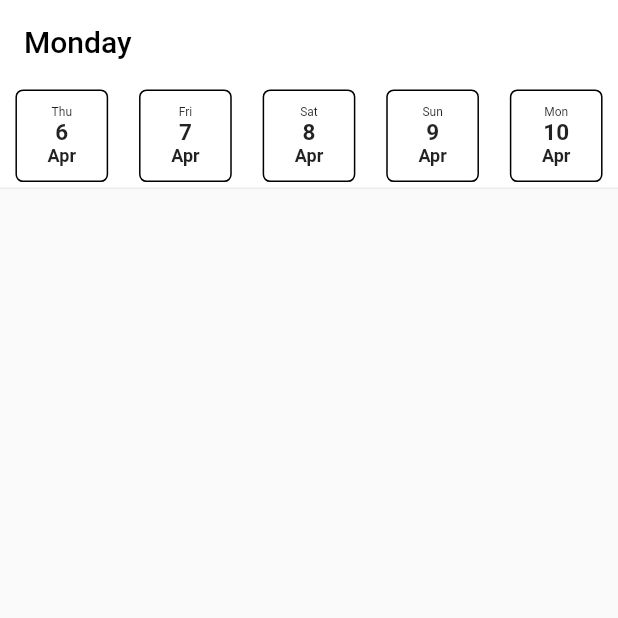
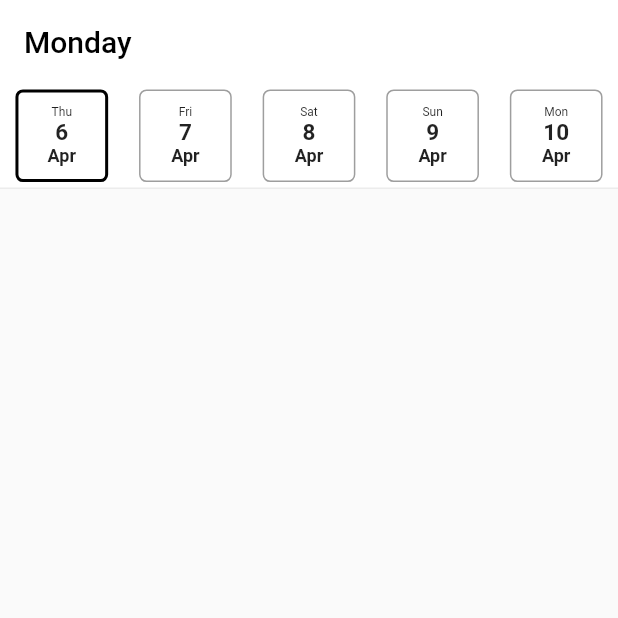
Before and after one commit to otovic/class_schedule, a Flutter app: the screen it shows after launch, on a phone screen of 412 x 824 dp, the top half of it. Run offline on Flutter 3.47's test engine with Material 2 defaults, Android fonts, the phone set to English and light mode, and no system bars; our stand-ins replace flutter_bloc, sqflite; accounts and stored records are empty.

Commit message:
OnClick Week Day Update Date Finished

```diff
--- /dev/null
+++ b/lib/Blocs/ScheduleBloc/schedule_bloc.dart
@@ -0,0 +1,17 @@
+import 'package:flutter_bloc/flutter_bloc.dart';
+
+part 'schedule_events.dart';
+part 'schedule_state.dart';
+
+class ScheduleBloc extends Bloc<ScheduleEvent, ScheduleState> {
+  ScheduleBloc()
+      : super(ScheduleState.changeDate(currentDate: DateTime.now())) {
+    on<ChangeDate>((event, emit) => _setNewDate(event, emit));
+  }
+
+  Future<void> _setNewDate(
+      ChangeDate event, Emitter<ScheduleState> state) async {
+    print(event.newDate);
+    emit(ScheduleState.changeDate(currentDate: event.newDate));
+  }
+}
--- /dev/null
+++ b/lib/Blocs/ScheduleBloc/schedule_events.dart
@@ -0,0 +1,10 @@
+part of 'schedule_bloc.dart';
+
+abstract class ScheduleEvent {
+  const ScheduleEvent();
+}
+
+class ChangeDate extends ScheduleEvent {
+  final DateTime newDate;
+  const ChangeDate(this.newDate);
+}
--- /dev/null
+++ b/lib/Blocs/ScheduleBloc/schedule_state.dart
@@ -0,0 +1,9 @@
+part of 'schedule_bloc.dart';
+
+class ScheduleState {
+  DateTime currentDate = DateTime.now();
+
+  ScheduleState();
+
+  ScheduleState.changeDate({required this.currentDate});
+}
--- a/lib/SettingsBloc/settings_bloc.dart
+++ b/lib/Blocs/SettingsBloc/settings_bloc.dart
@@ -1,11 +1,12 @@
 import 'package:flutter_bloc/flutter_bloc.dart';
 import 'package:sqflite/sqflite.dart';
-import '../Models/SettingsModel.dart';
-import '../Services/database_service.dart';
-import '../constants/constants.dart';
 
-part './settings_state.dart';
-part './settings_event.dart';
+import '../../../Services/database_service.dart';
+import '../../../constants/constants.dart';
+import '../../Models/SettingsModel.dart';
+
+part 'settings_event.dart';
+part 'settings_state.dart';
 
 class SettingsBloc extends Bloc<SettingsEvents, SettingsState> {
   SettingsBloc()
--- a/lib/SettingsBloc/settings_event.dart
+++ b/lib/Blocs/SettingsBloc/settings_event.dart
@@ -1,4 +1,4 @@
-part of './settings_bloc.dart';
+part of 'settings_bloc.dart';
 
 abstract class SettingsEvents {
   const SettingsEvents();
--- a/lib/SettingsBloc/settings_state.dart
+++ b/lib/Blocs/SettingsBloc/settings_state.dart
@@ -1,4 +1,4 @@
-part of './settings_bloc.dart';
+part of 'settings_bloc.dart';
 
 enum loadStatus { firstLoad, loading, loaded, error }
 
--- a/lib/Screens/choose_language.dart
+++ b/lib/Screens/choose_language.dart
@@ -1,7 +1,8 @@
 import 'package:classschedule_app/Models/SettingsModel.dart';
-import 'package:classschedule_app/SettingsBloc/settings_bloc.dart';
 import 'package:flutter/material.dart';
 import 'package:flutter_bloc/flutter_bloc.dart';
+
+import '../Blocs/SettingsBloc/settings_bloc.dart';
 
 class ChooseLanguage extends StatelessWidget {
   const ChooseLanguage({Key? key}) : super(key: key);
--- a/lib/Screens/main_screen.dart
+++ b/lib/Screens/main_screen.dart
@@ -1,19 +1,25 @@
-import 'package:classschedule_app/SettingsBloc/settings_bloc.dart';
+import 'package:classschedule_app/Blocs/ScheduleBloc/schedule_bloc.dart';
 import 'package:classschedule_app/Widgets/day_selector_banner.dart';
 import 'package:classschedule_app/Widgets/week_selector.dart';
 import 'package:flutter/material.dart';
 import 'package:flutter_bloc/flutter_bloc.dart';
 
+import '../Blocs/SettingsBloc/settings_bloc.dart';
 import '../Services/date_service.dart';
 
 class MainScreen extends StatelessWidget {
-  SettingsBloc? settingBloc;
-  MainScreen(this.settingBloc, {super.key});
+  MainScreen({super.key});
 
   @override
   Widget build(BuildContext context) {
+    final settingsBloc = BlocProvider.of<SettingsBloc>(context);
+    final scheduleBloc = BlocProvider.of<ScheduleBloc>(context);
+
     return BlocBuilder(
-      bloc: settingBloc,
+        bloc: scheduleBloc,
+        builder: (BuildContext context, ScheduleState schState) {
+          return BlocBuilder(
+            bloc: settingsBloc,
             builder: (BuildContext context, SettingsState state) {
               return Scaffold(
                 appBar: AppBar(
@@ -22,14 +28,16 @@ class MainScreen extends StatelessWidget {
                       ? [WeekSelector(state.settings.numOfWeeks)]
                       : [],
                   title: Text(
-              DateService.getWeekDayFromLang(state.settings.langID).toString(),
+                    DateService.getWeekDayFromLang(state.settings.langID)
+                        .toString(),
                     style: TextStyle(color: Colors.black),
                   ),
                   backgroundColor: Colors.white,
                 ),
-          body: DaySelectorBanner(this.settingBloc),
+                body: DaySelectorBanner(),
               );
             },
           );
+        });
   }
 }
--- a/lib/Services/date_service.dart
+++ b/lib/Services/date_service.dart
@@ -31,7 +31,6 @@ class DateService {
   }
 
   static String? getWeekDayFromNum(int num, String lang) {
-    print("$num $lang");
     switch (num) {
       case 1:
         return monday[lang];
@@ -82,4 +81,9 @@ class DateService {
         return january[lang];
     }
   }
+
+  static bool equalDates(DateTime dt1, DateTime dt2) {
+    if (dt1.month == dt2.month && dt1.weekday == dt2.weekday) return true;
+    return false;
+  }
 }
--- a/lib/Widgets/day_selector_banner.dart
+++ b/lib/Widgets/day_selector_banner.dart
@@ -1,24 +1,25 @@
-import 'package:classschedule_app/SettingsBloc/settings_bloc.dart';
+import 'package:classschedule_app/Blocs/ScheduleBloc/schedule_bloc.dart';
 import 'package:classschedule_app/Widgets/week_day_box.dart';
 import 'package:flutter/material.dart';
 import 'package:flutter_bloc/flutter_bloc.dart';
 
+import '../Blocs/SettingsBloc/settings_bloc.dart';
+
 class DaySelectorBanner extends StatelessWidget {
-  SettingsBloc? settingsBloc;
-  DaySelectorBanner(this.settingsBloc, {Key? key}) : super(key: key);
+  DaySelectorBanner({Key? key}) : super(key: key);
 
-  List<WeekDayBox> _generateBoxes(String lang) {
+  List<WeekDayBox> _generateBoxes(String lang, DateTime date2) {
     bool first = true;
     List<WeekDayBox>? boxes = [];
     DateTime date = DateTime.now();
 
     for (int i = 0; i < 7; i++) {
       if (first) {
-        boxes.add(WeekDayBox(date, lang));
+        boxes.add(WeekDayBox(date, lang, date2));
         first = false;
       } else {
         date = date.add(Duration(days: 1));
-        boxes.add(WeekDayBox(date, lang));
+        boxes.add(WeekDayBox(date, lang, date2));
       }
     }
 
@@ -27,8 +28,14 @@ class DaySelectorBanner extends StatelessWidget {
 
   @override
   Widget build(BuildContext context) {
+    final settingsBloc = BlocProvider.of<SettingsBloc>(context);
+    final scheduleBloc = BlocProvider.of<ScheduleBloc>(context);
+
     return BlocBuilder(
-      bloc: this.settingsBloc,
+        bloc: scheduleBloc,
+        builder: (BuildContext context, ScheduleState schState) {
+          return BlocBuilder(
+            bloc: settingsBloc,
             builder: (BuildContext context, SettingsState state) {
               return Container(
                 width: double.infinity,
@@ -47,12 +54,14 @@ class DaySelectorBanner extends StatelessWidget {
                   children: [
                     Row(
                       mainAxisAlignment: MainAxisAlignment.center,
-                children: _generateBoxes(state.settings.langID),
+                      children: _generateBoxes(
+                          state.settings.langID, schState.currentDate),
                     )
                   ],
                 ),
               );
             },
           );
+        });
   }
 }
--- a/lib/Widgets/week_day_box.dart
+++ b/lib/Widgets/week_day_box.dart
@@ -1,15 +1,24 @@
+import 'package:classschedule_app/Blocs/ScheduleBloc/schedule_bloc.dart';
 import 'package:classschedule_app/Services/date_service.dart';
 import 'package:flutter/material.dart';
+import 'package:flutter_bloc/flutter_bloc.dart';
 
 class WeekDayBox extends StatelessWidget {
   final DateTime date;
   final String lang;
-  const WeekDayBox(this.date, this.lang, {Key? key}) : super(key: key);
+  final DateTime currentDate;
+  const WeekDayBox(this.date, this.lang, this.currentDate, {Key? key})
+      : super(key: key);
 
   @override
   Widget build(BuildContext context) {
+    final scheduleBloc = BlocProvider.of<ScheduleBloc>(context);
+    return BlocBuilder(
+        bloc: scheduleBloc,
+        builder: (BuildContext context, ScheduleState state) {
           return GestureDetector(
-      onTap: () => print("PETAR"),
+            onTap: () =>
+                context.read<ScheduleBloc>().add(ChangeDate(this.date)),
             child: Container(
               height: double.infinity,
               width: MediaQuery.of(context).size.shortestSide * 0.2,
@@ -19,8 +28,12 @@ class WeekDayBox extends StatelessWidget {
                   height: MediaQuery.of(context).size.shortestSide * 0.15,
                   decoration: BoxDecoration(
                     border: Border.all(
-                color: Colors.black,
-                width: 1,
+                      color: DateService.equalDates(this.date, this.currentDate)
+                          ? Colors.black
+                          : Colors.grey,
+                      width: DateService.equalDates(this.date, this.currentDate)
+                          ? 2
+                          : 1,
                     ),
                     borderRadius: BorderRadius.circular(5),
                   ),
@@ -46,7 +59,8 @@ class WeekDayBox extends StatelessWidget {
                         DateService.getMonthFromNum(date.month, this.lang)
                             .toString()
                             .substring(0, 3),
-                  style: TextStyle(fontSize: 12, fontWeight: FontWeight.bold),
+                        style: TextStyle(
+                            fontSize: 12, fontWeight: FontWeight.bold),
                       )
                     ],
                   ),
@@ -54,5 +68,6 @@ class WeekDayBox extends StatelessWidget {
               ),
             ),
           );
+        });
   }
 }
--- a/lib/main.dart
+++ b/lib/main.dart
@@ -3,7 +3,8 @@ import 'package:classschedule_app/Screens/main_screen.dart';
 import 'package:flutter/material.dart';
 import 'package:flutter_bloc/flutter_bloc.dart';
 
-import './SettingsBloc/settings_bloc.dart';
+import './Blocs/ScheduleBloc/schedule_bloc.dart';
+import './Blocs/SettingsBloc/settings_bloc.dart';
 
 void main() {
   runApp(
@@ -16,26 +17,29 @@ void main() {
 
 class ScheduleApp extends StatelessWidget {
   SettingsBloc settingsBloc = SettingsBloc();
+  ScheduleBloc scheduleBloc = ScheduleBloc();
   ScheduleApp();
 
   @override
   Widget build(BuildContext context) {
-    return AppView(this.settingsBloc);
+    return AppView(this.settingsBloc, this.scheduleBloc);
   }
 }
 
 class AppView extends StatefulWidget {
-  SettingsBloc? settingBloc;
-  AppView(this.settingBloc, {Key? key}) : super(key: key);
+  SettingsBloc settingBloc;
+  ScheduleBloc scheduleBloc;
+  AppView(this.settingBloc, this.scheduleBloc, {Key? key}) : super(key: key);
 
   @override
-  State<AppView> createState() => _AppViewState(settingBloc);
+  State<AppView> createState() => _AppViewState(settingBloc, this.scheduleBloc);
 }
 
 class _AppViewState extends State<AppView> {
-  SettingsBloc? settingsBloc;
+  SettingsBloc settingsBloc;
+  ScheduleBloc scheduleBloc;
 
-  _AppViewState(this.settingsBloc);
+  _AppViewState(this.settingsBloc, this.scheduleBloc);
 
   @override
   Widget build(BuildContext context) {
@@ -53,20 +57,29 @@ class _AppViewState extends State<AppView> {
           );
         }
       },
-      child: Builder(builder: (context) {
-        return BlocBuilder(
+      child: Builder(
+        builder: (context) {
+          return BlocBuilder(
             bloc: this.settingsBloc,
             builder: (BuildContext context, SettingsState state) {
               if (state.status == loadStatus.firstLoad) {
-                return MainScreen(this.settingsBloc);
+                return MultiBlocProvider(
+                  providers: [
+                    BlocProvider<SettingsBloc>.value(value: this.settingsBloc),
+                    BlocProvider<ScheduleBloc>.value(value: this.scheduleBloc)
+                  ],
+                  child: MainScreen(),
+                );
               }
 
               return Scaffold(
                   body: Center(
                 child: CircularProgressIndicator(),
               ));
-            });
-      }),
+            },
+          );
+        },
+      ),
     );
   }
 }
```
Lines whose indentation alone changed are shown as unchanged.
